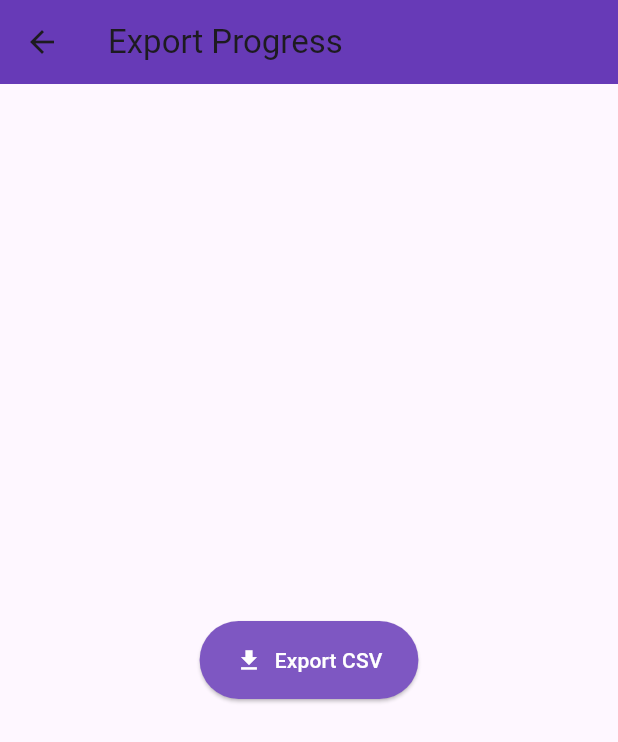
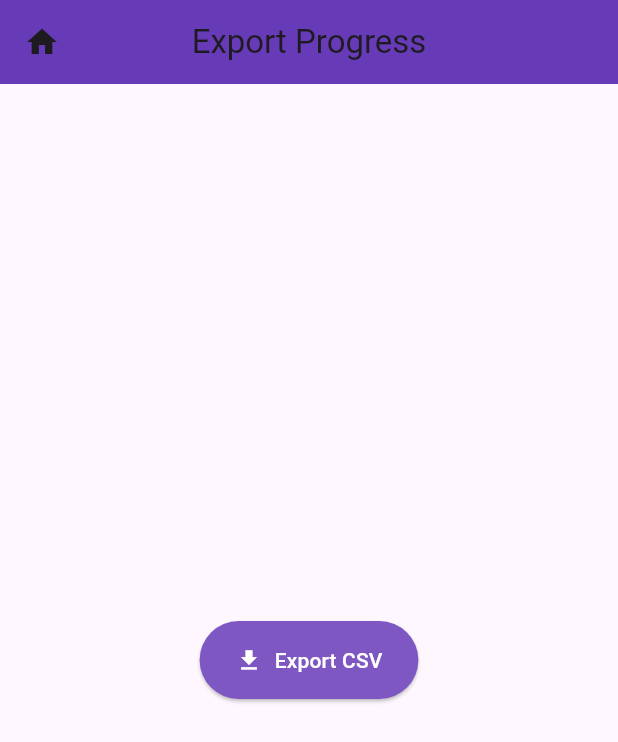
Before and after one commit to Asadullah730/FitnessTrackerApp, a Flutter app: the Homescreen screen opened directly, after a tap on "Add Activity", after a tap on "Save Activity", after a tap on the "download" icon, on a phone screen of 412 x 824 dp. Shown: the top 742 px of the screen. Run offline on Flutter 3.47's test engine with Material 3 defaults, Android fonts, the phone set to English and light mode, and no system bars; our stand-ins replace cloud_firestore, csv, firebase_core, fl_chart, get, google_fonts and 4 more; accounts and stored records are empty.

Commit message:
small changes in UI

```diff
--- a/lib/view/exportFile_screen.dart
+++ b/lib/view/exportFile_screen.dart
@@ -1,8 +1,10 @@
 import 'dart:io';
 import 'package:cloud_firestore/cloud_firestore.dart';
+import 'package:fitness_tracker_app/view/homeScreen.dart';
 import 'package:flutter/foundation.dart';
 import 'package:flutter/material.dart';
 import 'package:csv/csv.dart';
+import 'package:get/get.dart';
 import 'package:path_provider/path_provider.dart';
 import 'package:permission_handler/permission_handler.dart';
 import 'package:share_plus/share_plus.dart';
@@ -90,7 +92,12 @@ class _ExportScreenState extends State<ExportScreen> {
     return Scaffold(
       appBar: AppBar(
         title: Text("Export Progress"),
+        centerTitle: true,
         backgroundColor: Colors.deepPurple,
+        leading: IconButton(
+          icon: Icon(Icons.home),
+          onPressed: () => Get.to(() => Homescreen()),
+        ),
       ),
       body: Center(
         child:
--- a/lib/view/homeScreen.dart
+++ b/lib/view/homeScreen.dart
@@ -18,8 +18,12 @@ class Homescreen extends StatelessWidget {
     return Scaffold(
       backgroundColor: isDark ? Colors.black : Colors.white,
       appBar: AppBar(
-        title: Text("Fitness Tracker"),
+        title: Text(
+          "Fitness Tracker",
+          style: TextStyle(color: Colors.white, fontWeight: FontWeight.bold),
+        ),
         backgroundColor: Colors.deepPurple,
+        automaticallyImplyLeading: false,
         centerTitle: true,
       ),
       body: SingleChildScrollView(
```
Also changed, not shown: 17 other files.
